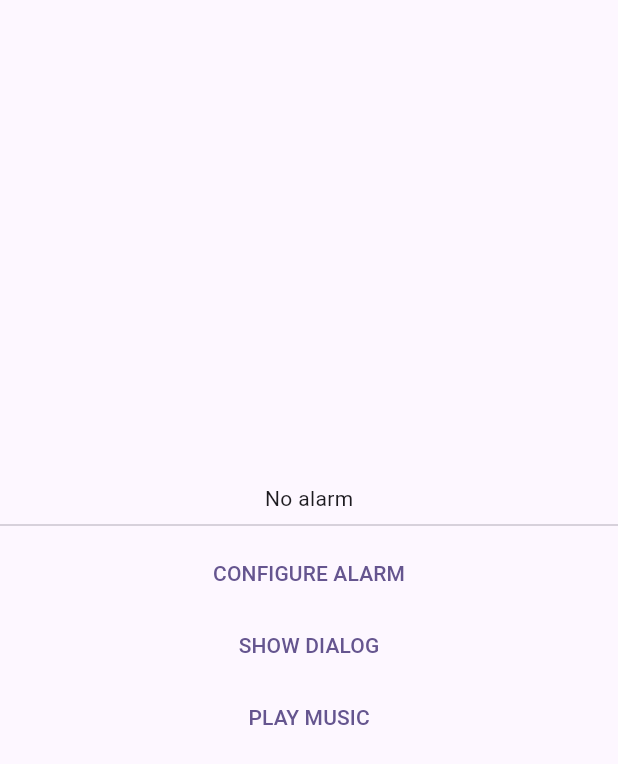
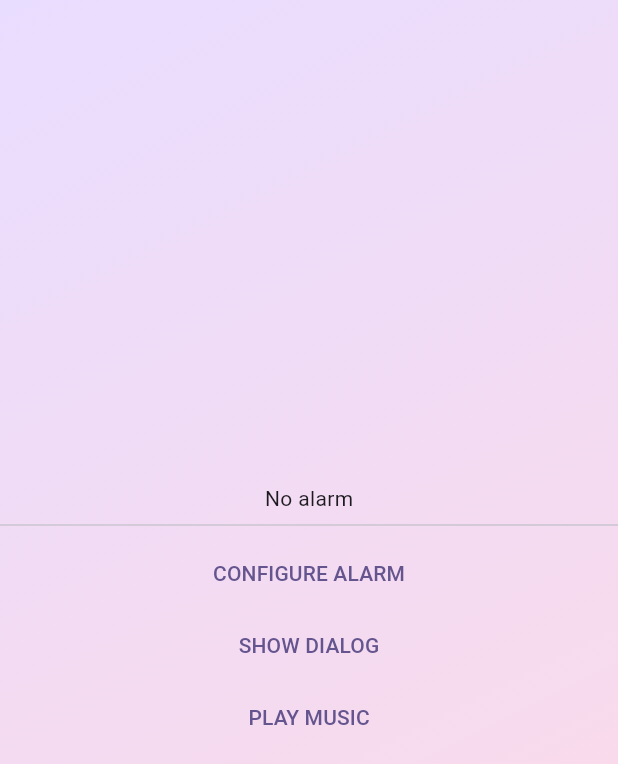
Before and after one commit to CamilleBrunin/Alarm-clock-project, a Flutter app: the screen it shows after launch, swiped to page 2, on a phone screen of 412 x 824 dp. Shown: the top 764 px of the screen. Run offline on Flutter 3.47's test engine with Material 3 defaults, Android fonts, the phone set to English and light mode, and no system bars; our stand-ins replace google_fonts; missing offline and left inert: digital_lcd_number, process_run.

Commit message:
Add gradient background to all screens

```diff
--- a/radio_alarm_clock/lib/screens/alarm_screen.dart
+++ b/radio_alarm_clock/lib/screens/alarm_screen.dart
@@ -85,7 +85,19 @@ class _AlarmScreen extends State<AlarmScreen> {
       Timer.run(_runCommand);
       alreadyRang = true;
     }
-    return Column(
+    return Container(
+      alignment: Alignment.center,
+      decoration: BoxDecoration(
+        gradient: LinearGradient(
+          begin: Alignment.topLeft,
+          end: Alignment.bottomRight,
+          colors: [
+            Theme.of(context).colorScheme.primaryContainer,
+            Theme.of(context).colorScheme.tertiaryContainer,
+          ],
+        ),
+      ),
+      child: Column(
         mainAxisAlignment: MainAxisAlignment.center,
         children: [
           _alarmTime != null
@@ -105,6 +117,7 @@ class _AlarmScreen extends State<AlarmScreen> {
             child: const Text("PLAY MUSIC"),
           ),
         ],
+      ),
     );
   }
 }
```
Also changed, not shown: radio_alarm_clock/lib/screens/clock_screen.dart (+12 -1 lines), radio_alarm_clock/lib/screens/settings_screen.dart (+12 -1 lines). Lines whose indentation alone changed are shown as unchanged.
